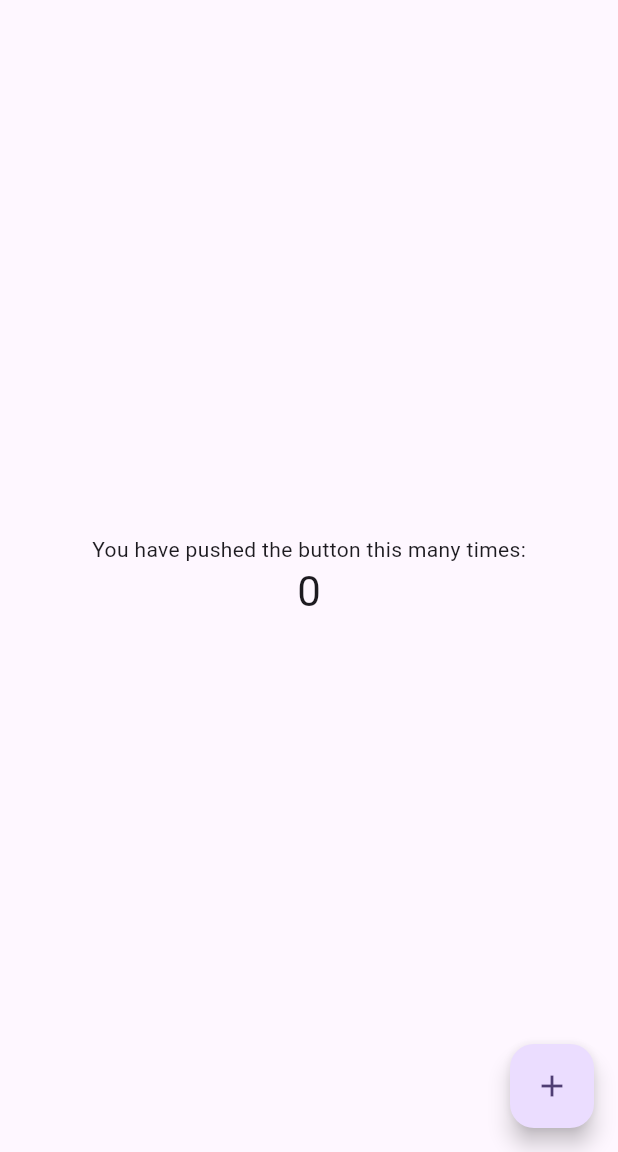
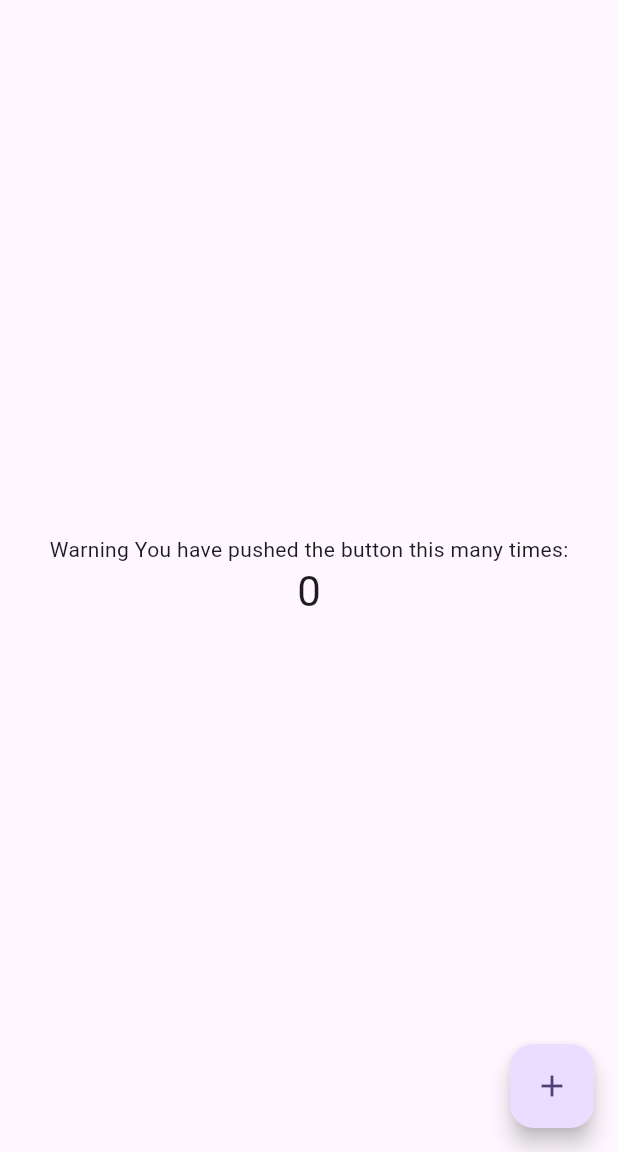
Before and after one commit to fsyud/music-flutter, a Flutter app: the screen it shows after launch, on a phone screen of 412 x 824 dp, the part 84-1236 px from its top. Run offline on Flutter 3.47's test engine with Material 3 defaults, Android fonts, the phone set to English and light mode, and no system bars.

```diff
--- a/lib/main.dart
+++ b/lib/main.dart
@@ -106,7 +106,7 @@ class _MyHomePageState extends State<MyHomePage> {
           mainAxisAlignment: MainAxisAlignment.center,
           children: <Widget>[
             const Text(
-              'You have pushed the button this many times:',
+              'Warning You have pushed the button this many times:',
             ),
             Text(
               '$_counter',
```
Also changed, not shown: 2 other files.
